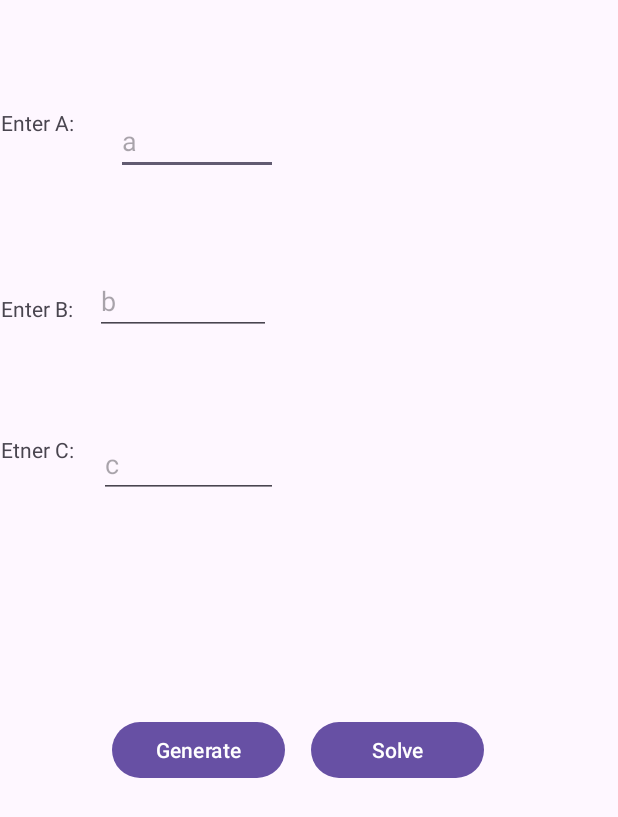
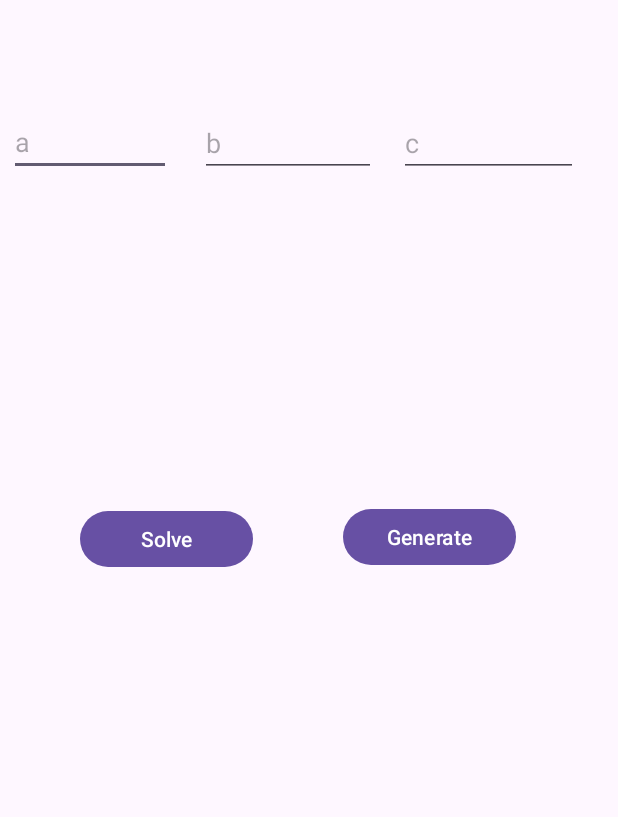
Before and after one commit to birdmarty/MishvaaRobooeet, an Android app: the screen it shows after launch (MainActivity), on a phone screen of 412 x 824 dp. Shown: the top 817 px of the screen. Run offline under Robolectric (Android 15) with nearby library versions, the phone set to English and light mode, and no system bars.

Commit message:
final working quadratic calculator

```diff
--- a/app/src/main/res/layout/activity_main.xml
+++ b/app/src/main/res/layout/activity_main.xml
@@ -5,18 +5,6 @@
     android:layout_width="match_parent"
     android:layout_height="match_parent"
     tools:context=".MainActivity">
-
-    <TextView
-        android:id="@+id/TextViewA"
-        android:layout_width="62dp"
-        android:layout_height="25dp"
-        android:text="Enter A:"
-        app:layout_constraintBottom_toBottomOf="parent"
-        app:layout_constraintEnd_toEndOf="parent"
-        app:layout_constraintHorizontal_bias="0.002"
-        app:layout_constraintStart_toStartOf="parent"
-        app:layout_constraintTop_toTopOf="parent"
-        app:layout_constraintVertical_bias="0.09" />
 
     <EditText
         android:id="@+id/InputA"
@@ -27,10 +15,10 @@
         android:inputType="text"
         app:layout_constraintBottom_toBottomOf="parent"
         app:layout_constraintEnd_toEndOf="parent"
-        app:layout_constraintHorizontal_bias="0.254"
+        app:layout_constraintHorizontal_bias="0.019"
         app:layout_constraintStart_toStartOf="parent"
         app:layout_constraintTop_toTopOf="parent"
-        app:layout_constraintVertical_bias="0.093" />
+        app:layout_constraintVertical_bias="0.094" />
 
     <EditText
         android:id="@+id/InputC"
@@ -41,10 +29,10 @@
         android:inputType="text"
         app:layout_constraintBottom_toBottomOf="parent"
         app:layout_constraintEnd_toEndOf="parent"
-        app:layout_constraintHorizontal_bias="0.226"
+        app:layout_constraintHorizontal_bias="0.91"
         app:layout_constraintStart_toStartOf="parent"
         app:layout_constraintTop_toTopOf="parent"
-        app:layout_constraintVertical_bias="0.371" />
+        app:layout_constraintVertical_bias="0.098" />
 
     <EditText
         android:id="@+id/InputB"
@@ -55,47 +43,23 @@
         android:inputType="text"
         app:layout_constraintBottom_toBottomOf="parent"
         app:layout_constraintEnd_toEndOf="parent"
-        app:layout_constraintHorizontal_bias="0.214"
+        app:layout_constraintHorizontal_bias="0.452"
         app:layout_constraintStart_toStartOf="parent"
         app:layout_constraintTop_toTopOf="parent"
-        app:layout_constraintVertical_bias="0.232" />
-
-    <TextView
-        android:id="@+id/TextViewB"
-        android:layout_width="55dp"
-        android:layout_height="29dp"
-        android:text="Enter B:"
-        app:layout_constraintBottom_toBottomOf="parent"
-        app:layout_constraintEnd_toEndOf="parent"
-        app:layout_constraintHorizontal_bias="0.002"
-        app:layout_constraintStart_toStartOf="parent"
-        app:layout_constraintTop_toTopOf="parent"
-        app:layout_constraintVertical_bias="0.247" />
-
-    <TextView
-        android:id="@+id/TextViewC"
-        android:layout_width="65dp"
-        android:layout_height="34dp"
-        android:text="Etner C:"
-        app:layout_constraintBottom_toBottomOf="parent"
-        app:layout_constraintEnd_toEndOf="parent"
-        app:layout_constraintHorizontal_bias="0.002"
-        app:layout_constraintStart_toStartOf="parent"
-        app:layout_constraintTop_toTopOf="parent"
-        app:layout_constraintVertical_bias="0.367" />
+        app:layout_constraintVertical_bias="0.097" />
 
     <Button
         android:id="@+id/rng"
         android:layout_width="115dp"
         android:layout_height="45dp"
+        android:onClick="rng"
         android:text="Generate"
-        android:onClick="rng"
         app:layout_constraintBottom_toBottomOf="parent"
         app:layout_constraintEnd_toEndOf="parent"
-        app:layout_constraintHorizontal_bias="0.252"
+        app:layout_constraintHorizontal_bias="0.77"
         app:layout_constraintStart_toStartOf="parent"
         app:layout_constraintTop_toTopOf="parent"
-        app:layout_constraintVertical_bias="0.613" />
+        app:layout_constraintVertical_bias="0.431" />
 
     <Button
         android:id="@+id/button2"
@@ -105,9 +69,21 @@
         android:text="Solve"
         app:layout_constraintBottom_toBottomOf="parent"
         app:layout_constraintEnd_toEndOf="parent"
-        app:layout_constraintHorizontal_bias="0.699"
+        app:layout_constraintHorizontal_bias="0.179"
         app:layout_constraintStart_toStartOf="parent"
         app:layout_constraintTop_toTopOf="parent"
-        app:layout_constraintVertical_bias="0.613" />
+        app:layout_constraintVertical_bias="0.432" />
+
+    <TextView
+        android:id="@+id/tv"
+        android:layout_width="172dp"
+        android:layout_height="111dp"
+        android:textSize="20sp"
+        app:layout_constraintBottom_toBottomOf="parent"
+        app:layout_constraintEnd_toEndOf="parent"
+        app:layout_constraintHorizontal_bias="0.326"
+        app:layout_constraintStart_toStartOf="parent"
+        app:layout_constraintTop_toTopOf="parent"
+        app:layout_constraintVertical_bias="0.669" />
 
 </androidx.constraintlayout.widget.ConstraintLayout>
```
Also changed, not shown: app/src/main/java/com/example/mishvaarobooeet/MainActivity.java (+36 -2 lines), app/src/main/java/com/example/mishvaarobooeet/MainActivity2.java (+49 -29 lines), app/src/main/res/layout/activity_main2.xml (+18 -6 lines), app/src/main/res/drawable/fallingsadparabola.png (added), app/src/main/res/drawable/fallingsmileyparabola.png (added), app/src/main/res/drawable/flyingsadparabola.png (added), app/src/main/res/drawable/flyingsmileyparabola.png (added), app/src/main/res/drawable/sadparabola.png (added), app/src/main/res/drawable/smileyparabola.png (added).
